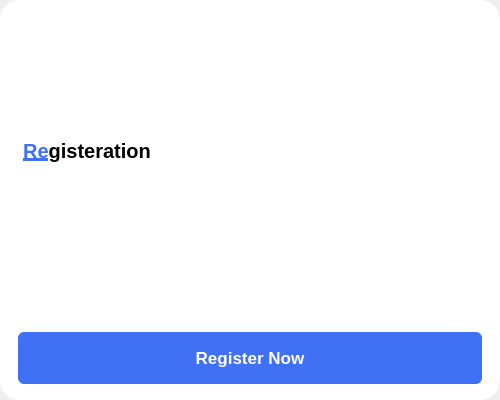
This is src/views/register_views/password_view.ui in devforgely/MFA-Simulator as Qt 5 draws it before an edit. The edited form follows.
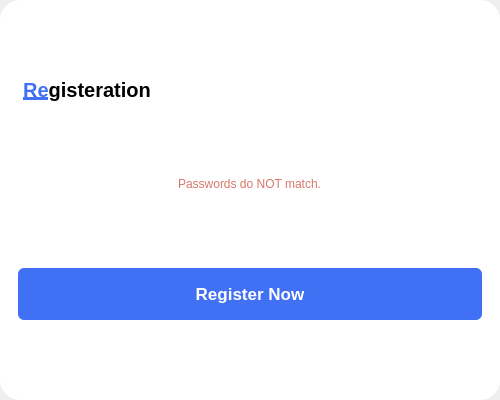
This is the edited form. Custom widgets are drawn as their Qt base class.

Commit message: upgrading password and security questions method

Patch:
```diff
--- a/src/views/register_views/password_view.ui
+++ b/src/views/register_views/password_view.ui
@@ -10,11 +10,11 @@
     <height>400</height>
    </rect>
   </property>
-  <property name="maximumSize">
-   <size>
-    <width>500</width>
-    <height>400</height>
-   </size>
+  <property name="sizePolicy">
+   <sizepolicy hsizetype="Expanding" vsizetype="Expanding">
+    <horstretch>0</horstretch>
+    <verstretch>0</verstretch>
+   </sizepolicy>
   </property>
   <property name="windowTitle">
    <string>Form</string>
@@ -28,7 +28,7 @@
 #title {
 	font-size: 15pt;
 	font-weight: 900;
-	padding: 5px 5px 30px 5px;
+	padding: 5px;
 }
 
 QPushButton {
@@ -45,6 +45,10 @@
 
 QPushButton:hover {
 	background: #0e4bf1;
+}
+
+#warning_label {
+	color: #d5786c;
 }</string>
   </property>
   <layout class="QVBoxLayout" name="verticalLayout">
@@ -63,8 +67,20 @@
    <property name="bottomMargin">
     <number>0</number>
    </property>
-   <item>
-    <widget class="QFrame" name="frame">
+   <item alignment="Qt::AlignHCenter">
+    <widget class="ShadowFrame" name="frame">
+     <property name="minimumSize">
+      <size>
+       <width>500</width>
+       <height>400</height>
+      </size>
+     </property>
+     <property name="maximumSize">
+      <size>
+       <width>500</width>
+       <height>400</height>
+      </size>
+     </property>
      <property name="frameShape">
       <enum>QFrame::StyledPanel</enum>
      </property>
@@ -80,6 +96,12 @@
       </property>
       <item alignment="Qt::AlignLeft">
        <widget class="QLabel" name="title">
+        <property name="sizePolicy">
+         <sizepolicy hsizetype="Preferred" vsizetype="Maximum">
+          <horstretch>0</horstretch>
+          <verstretch>0</verstretch>
+         </sizepolicy>
+        </property>
         <property name="text">
          <string>&lt;u&gt;&lt;font color='#4070f4'&gt;Re&lt;/font&gt;&lt;/u&gt;gisteration</string>
         </property>
@@ -91,6 +113,19 @@
         </property>
        </widget>
       </item>
+      <item alignment="Qt::AlignHCenter">
+       <widget class="QLabel" name="warning_label">
+        <property name="sizePolicy">
+         <sizepolicy hsizetype="Preferred" vsizetype="Maximum">
+          <horstretch>0</horstretch>
+          <verstretch>0</verstretch>
+         </sizepolicy>
+        </property>
+        <property name="text">
+         <string>Passwords do NOT match.</string>
+        </property>
+       </widget>
+      </item>
       <item>
        <widget class="QPushButton" name="submit_btn">
         <property name="cursor">
@@ -115,6 +150,14 @@
    </item>
   </layout>
  </widget>
+ <customwidgets>
+  <customwidget>
+   <class>ShadowFrame</class>
+   <extends>QFrame</extends>
+   <header location="global">widgets/shadow.h</header>
+   <container>1</container>
+  </customwidget>
+ </customwidgets>
  <resources/>
  <connections/>
 </ui>
```
The commit also changes 44 other files.
